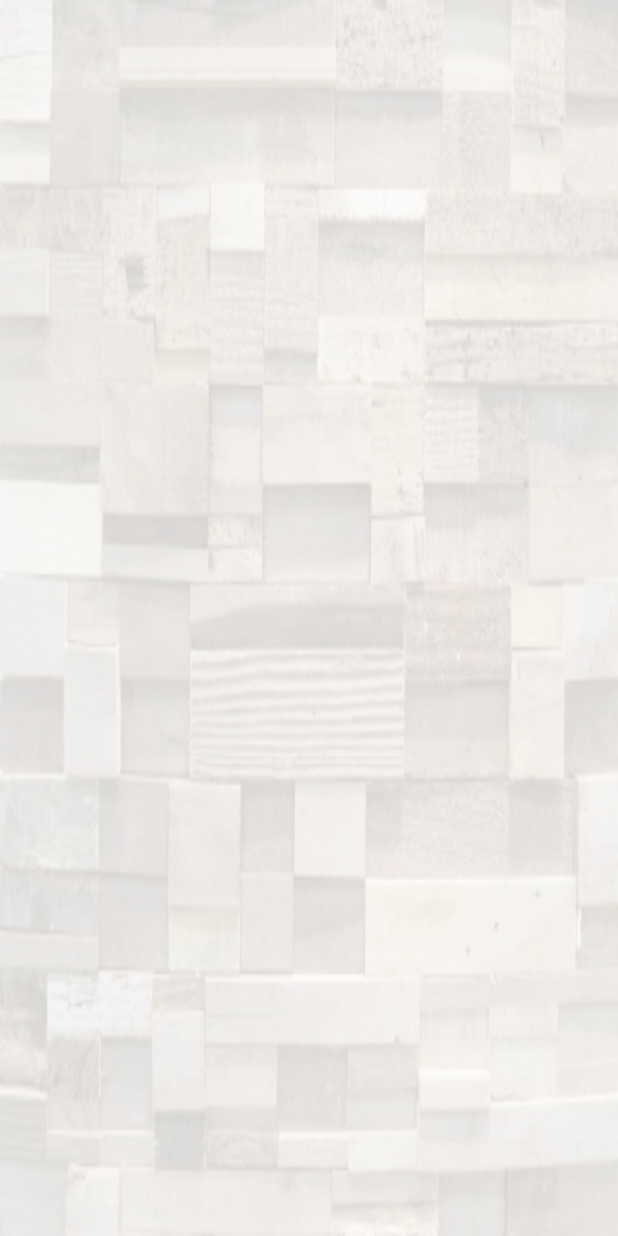
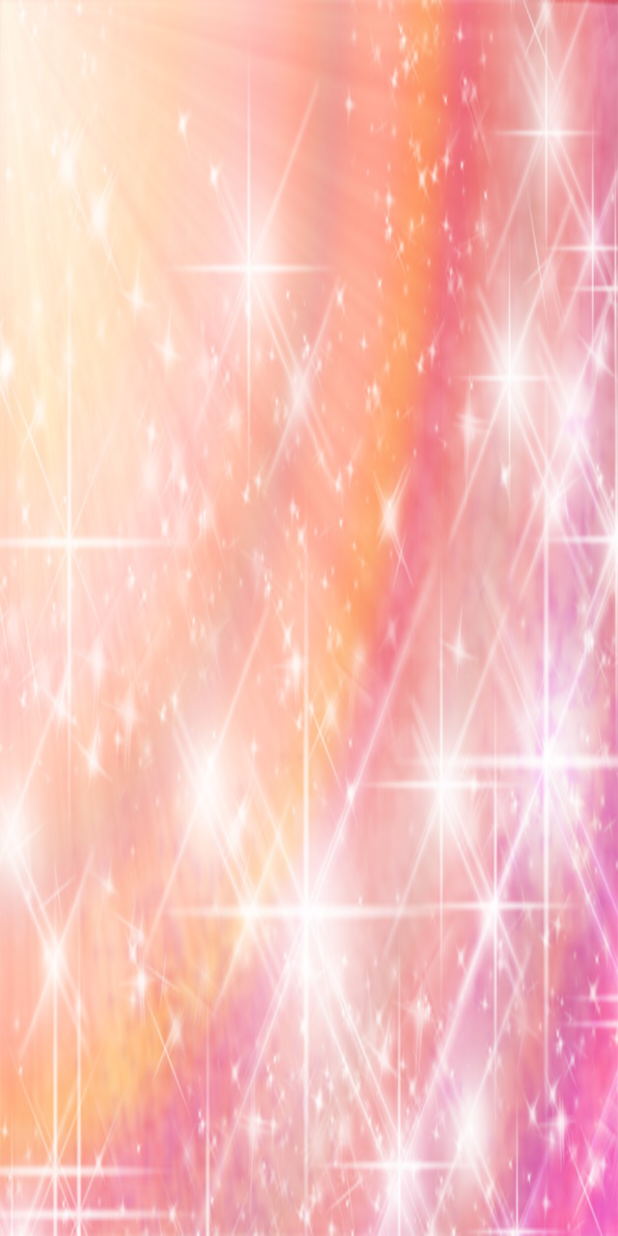
Before and after one commit to NaomiF07/androidAppEx, an Android app: the layout off_mission.xml on its own in the app's theme, with its tools: preview values and no code run, on a phone screen of 412 x 824 dp. Run offline under Robolectric (Android 15) with nearby library versions, the phone set to English and light mode, and no system bars.

Commit message:
表示領域の修正

```diff
--- a/app/src/main/res/layout/off_mission.xml
+++ b/app/src/main/res/layout/off_mission.xml
@@ -3,7 +3,6 @@
     xmlns:app="http://schemas.android.com/apk/res-auto"
     android:orientation="vertical" android:layout_width="match_parent"
     android:layout_height="match_parent"
-    android:weightSum="1"
-    android:background="@drawable/f9a2f49b0c533eaaaed707e2812e26ed_t">
+    android:background="@drawable/a347ma093">
 
 </LinearLayout>
```
Also changed, not shown: app/src/main/res/layout/activity_main.xml (+16 -12 lines).
